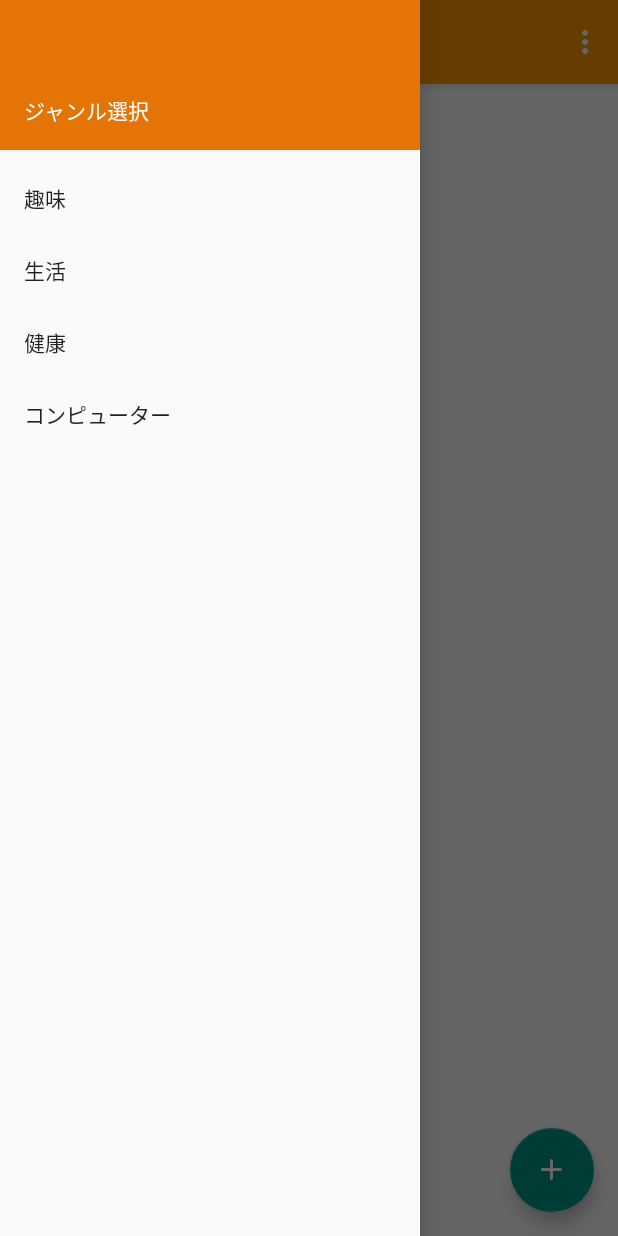
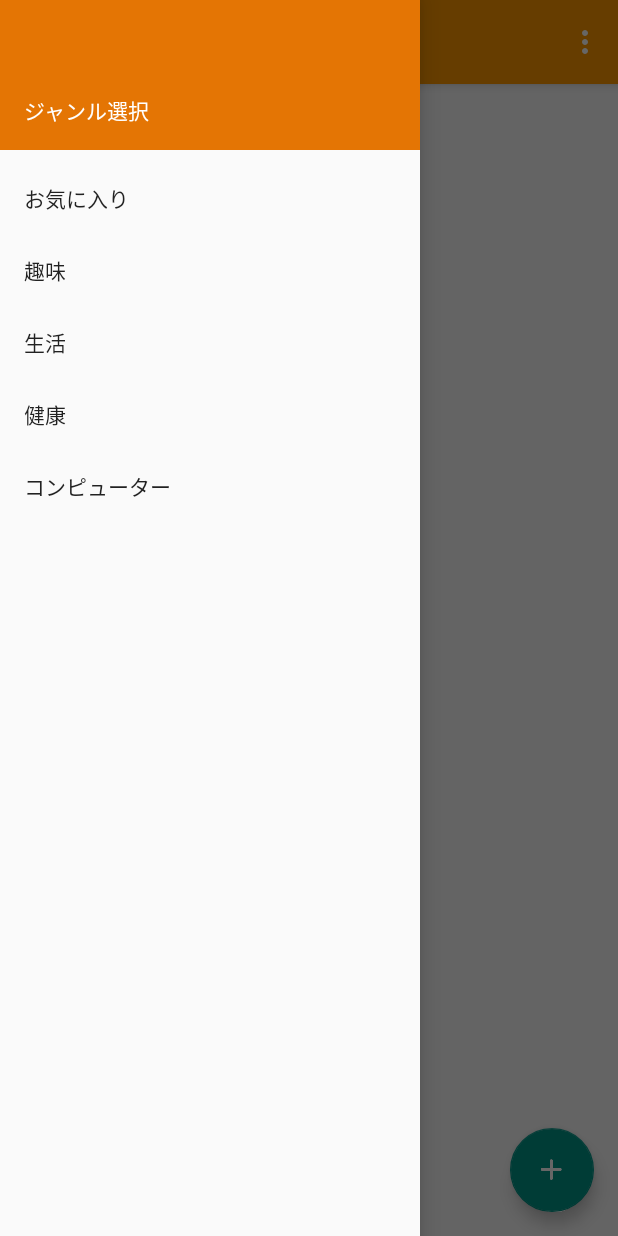
Before and after one commit to sakiyama-s/QA_App, an Android app: the screen it shows after launch (MainActivity), with the side drawer open, on a phone screen of 412 x 824 dp. Run offline under Robolectric (Android 15) with nearby library versions, the phone set to English and light mode, and no system bars; our stand-ins replace Firebase (no records; nobody signed in at launch, a user with empty details on screens opened directly).

Commit message:
お気に入りボタンとfirebaseの連携(状態表示まで完成2）

```diff
--- a/app/src/main/AndroidManifest.xml
+++ b/app/src/main/AndroidManifest.xml
@@ -26,7 +26,8 @@
         <activity android:name=".SettingActivity" />
         <activity android:name=".QuestionSendActivity" />
         <activity android:name=".QuestionDetailActivity" />
-        <activity android:name=".AnswerSendActivity"></activity>
+        <activity android:name=".AnswerSendActivity" />
+        <activity android:name=".FavoriteListActivity"></activity>
     </application>
 
 </manifest>
--- a/app/src/main/java/jp/techacademy/shohei/sakiyama/qa_app/MainActivity.java
+++ b/app/src/main/java/jp/techacademy/shohei/sakiyama/qa_app/MainActivity.java
@@ -81,7 +81,7 @@ public class MainActivity extends AppCompatActivity
             HashMap map = (HashMap) dataSnapshot.getValue();
 
             // 変更があったQuestionを探す
-            for (Question question: mQuestionArrayList) {
+            for (Question question : mQuestionArrayList) {
                 if (dataSnapshot.getKey().equals(question.getQuestionUid())) {
                     // このアプリで変更がある可能性があるのは回答(Answer)のみ
                     question.getAnswers().clear();
@@ -186,7 +186,7 @@ public class MainActivity extends AppCompatActivity
         super.onResume();
 
         // 1:趣味を既定の選択とする
-        if(mGenre == 0) {
+        if (mGenre == 0) {
             NavigationView navigationView = (NavigationView) findViewById(R.id.nav_view);
             onNavigationItemSelected(navigationView.getMenu().getItem(0));
         }
@@ -227,6 +227,9 @@ public class MainActivity extends AppCompatActivity
         } else if (id == R.id.nav_compter) {
             mToolbar.setTitle("コンピューター");
             mGenre = 4;
+        } else if (id == R.id.nav_favorite) {
+            mToolbar.setTitle("お気に入り");
+            mGenre = 5;
         }
 
         DrawerLayout drawer = (DrawerLayout) findViewById(R.id.drawer_layout);
--- a/app/src/main/res/menu/activity_main_drawer.xml
+++ b/app/src/main/res/menu/activity_main_drawer.xml
@@ -2,6 +2,9 @@
 <menu xmlns:android="http://schemas.android.com/apk/res/android">
 
     <group android:checkableBehavior="single">
+        <item
+            android:id="@+id/nav_favorite"
+            android:title="お気に入り"/>
         <item
             android:id="@+id/nav_hobby"
             android:title="趣味"/>
```
Also changed, not shown: app/src/main/java/jp/techacademy/shohei/sakiyama/qa_app/FavoriteListActivity.java (added, +13 -0 lines), app/src/main/res/layout/activity_favorite_list.xml (added, +26 -0 lines).
